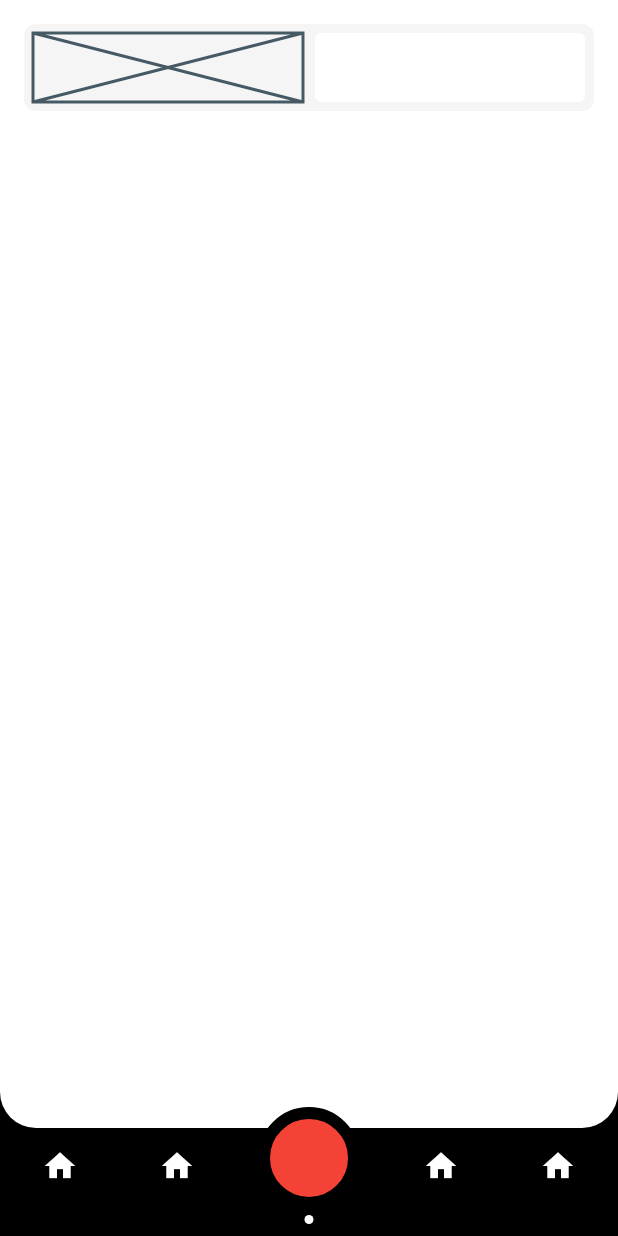
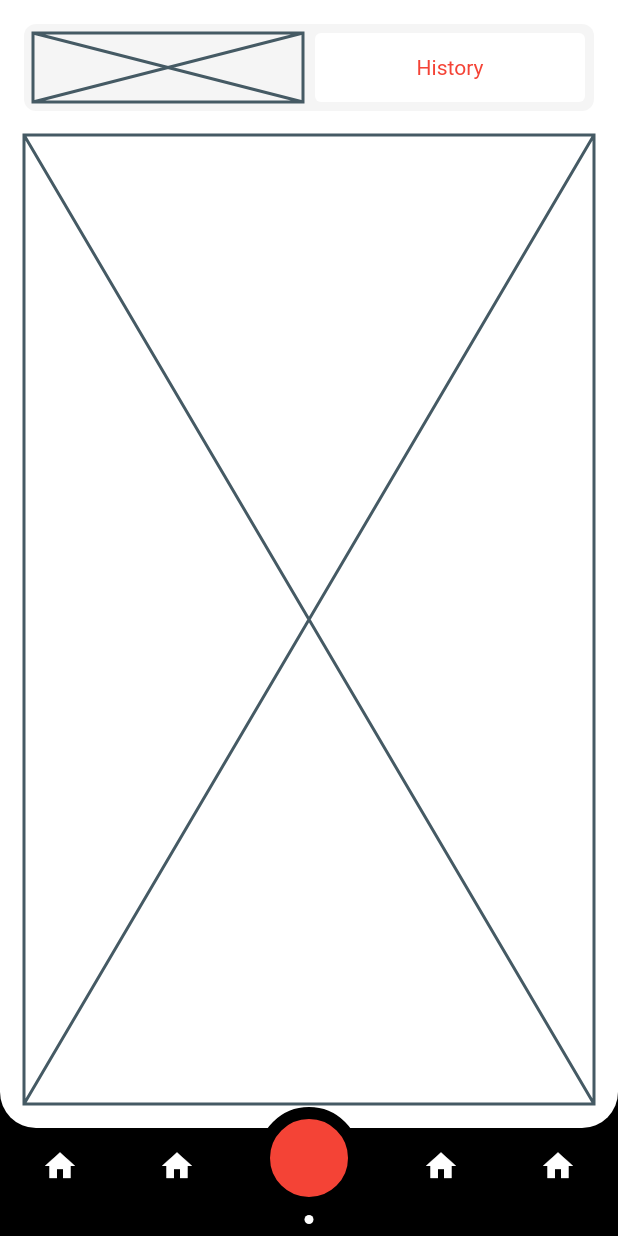
Before and after one commit to JAICHANGPARK/flutter_notebook_18th_story, a Flutter app: the screen it shows after launch, on a phone screen of 412 x 824 dp. Run offline on Flutter 3.47's test engine with Material 2 defaults, Android fonts, the phone set to English and light mode, and no system bars; our stand-ins replace cached_network_image, flutter_lorem, flutter_riverpod, flutter_svg, freezed_annotation, go_router and 3 more.

Commit message:
Update food_delivery_home_page.dart

```diff
--- a/lib/ep1079_food_delivery_app/src/ui/food_delivery_home_page.dart
+++ b/lib/ep1079_food_delivery_app/src/ui/food_delivery_home_page.dart
@@ -36,18 +36,32 @@ class FoodDeliveryHomePage extends StatelessWidget {
                       child: Row(
                         children: [
                           const Expanded(child: Placeholder()),
-                          const SizedBox(width: 8,),
-                          Expanded(child: Container(
-                            decoration: BoxDecoration(
-                              color: Colors.white,
-                              borderRadius: BorderRadius.circular(4)
+                          const SizedBox(
+                            width: 8,
+                          ),
+                          Expanded(
+                            child: Container(
+                              decoration: BoxDecoration(
+                                color: Colors.white,
+                                borderRadius: BorderRadius.circular(4),
+                              ),
+                              child: const Center(
+                                child: const Text(
+                                  "History",
+                                  style: const TextStyle(
+                                    color: Colors.red,
+                                  ),
+                                ),
+                              ),
                             ),
-                          )),
+                          ),
                         ],
                       ),
                     ),
-                    const SizedBox(height: 16,),
-                    Expanded(child: ListView()),
+                    const SizedBox(
+                      height: 16,
+                    ),
+                    Expanded(child: Placeholder()),
                   ],
                 ),
               ),
```
